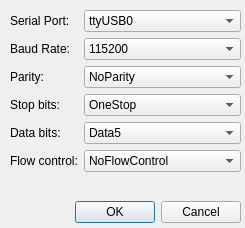
First picture: the form in CubeSAT_COM/dialog.ui, repository renatomeneghin/CubeSAT_COM_App, before the edit.
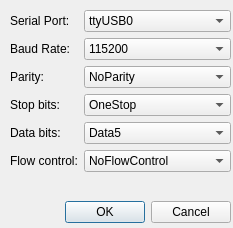
Second picture: the form after the edit.

Commit message: Adicionando elementos na janela principal

The edit to the form file:
```diff
--- a/CubeSAT_COM/dialog.ui
+++ b/CubeSAT_COM/dialog.ui
@@ -6,7 +6,7 @@
    <rect>
     <x>0</x>
     <y>0</y>
-    <width>245</width>
+    <width>233</width>
     <height>228</height>
    </rect>
   </property>
@@ -18,7 +18,7 @@
     <rect>
      <x>10</x>
      <y>10</y>
-     <width>231</width>
+     <width>221</width>
      <height>191</height>
     </rect>
    </property>
@@ -248,7 +248,7 @@
     <item row="4" column="1">
      <widget class="QComboBox" name="flowControlBox">
       <property name="currentText">
-       <string>Data8</string>
+       <string>Data5</string>
       </property>
       <item>
        <property name="text">
@@ -303,7 +303,7 @@
   <widget class="QDialogButtonBox" name="buttonBox">
    <property name="geometry">
     <rect>
-     <x>10</x>
+     <x>0</x>
      <y>200</y>
      <width>231</width>
      <height>25</height>
```
The commit also changes 5 other files.
